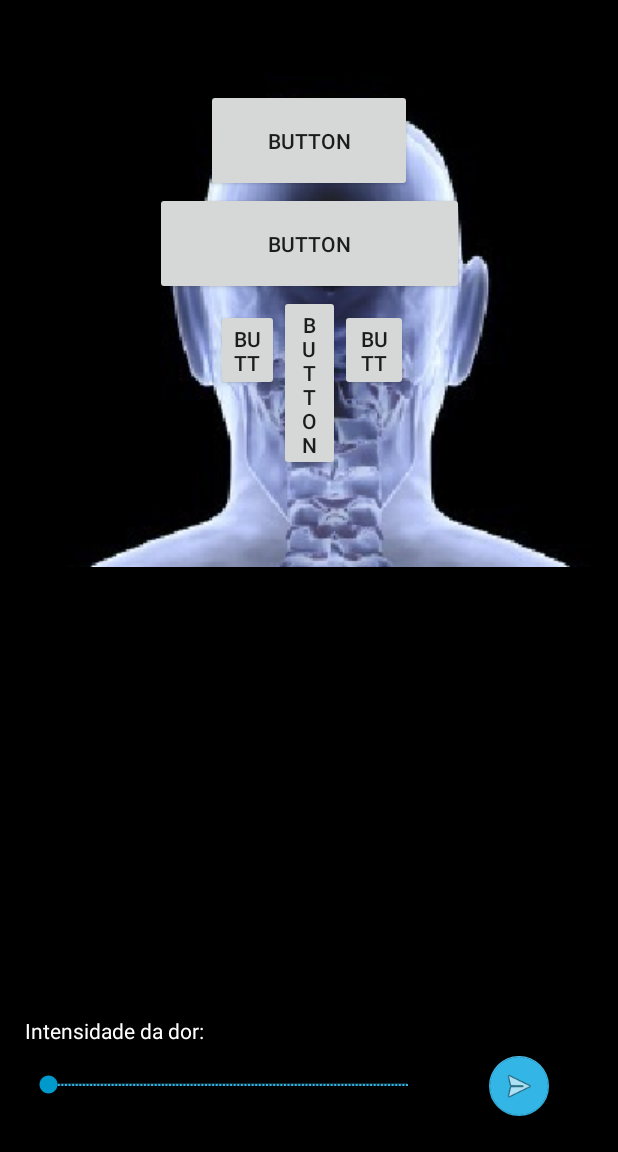
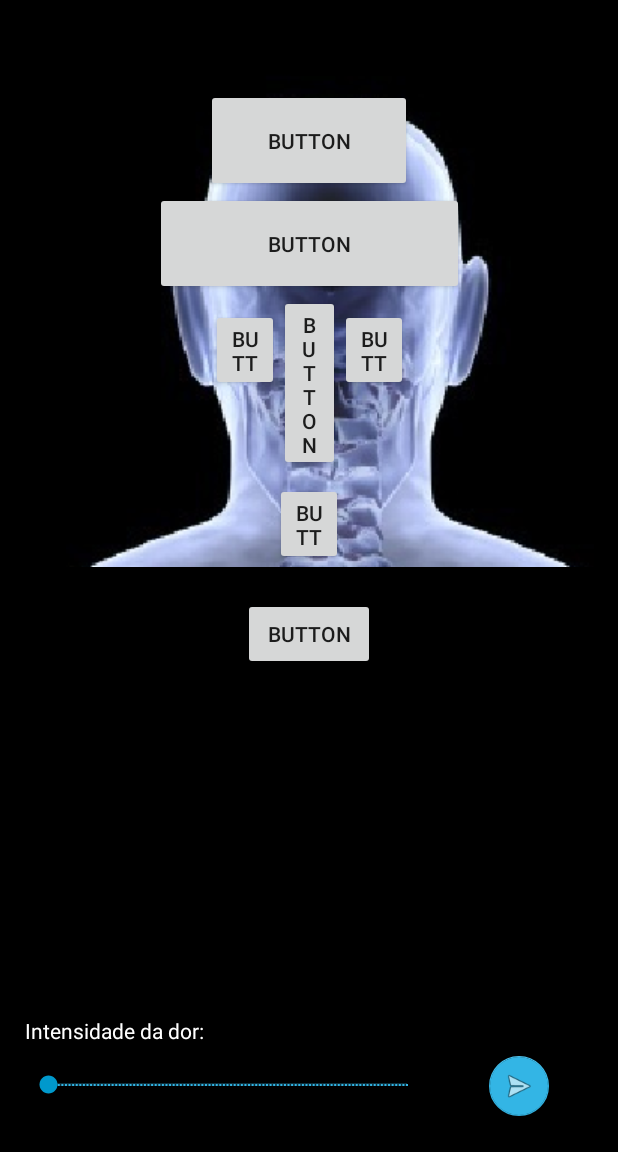
Before and after one commit to GabrielSilla/MyPain, an Android app: the HeadView screen opened directly, with no data from a screen before it, on a phone screen of 412 x 824 dp, the part 84-1236 px from its top. Run offline under Robolectric (Android 15) with nearby library versions, the phone set to English and light mode, and no system bars; 3 statements that could not run were skipped.

```diff
--- a/MyPain/MyPain/app/src/main/AndroidManifest.xml
+++ b/MyPain/MyPain/app/src/main/AndroidManifest.xml
@@ -29,7 +29,8 @@
             android:name=".Body_full"
             android:label="@string/title_activity_body_full"
             android:theme="@style/AppTheme.NoActionBar" />
-        <activity android:name=".BodyPartsView.HeadView"></activity>
+        <activity android:name=".BodyPartsView.HeadView" />
+        <activity android:name=".PatientRegister"></activity>
     </application>
 
 </manifest>
--- a/MyPain/MyPain/app/src/main/java/Resources/CreateDB.java
+++ b/MyPain/MyPain/app/src/main/java/Resources/CreateDB.java
@@ -22,6 +22,7 @@ public class CreateDB extends SQLiteOpenHelper{
     public static final String TITLE = "InjurieName";
 
     public static final String TABLE_PATIENT = "Patient";
+    public static final String PATIENT_CPF = "Cpf";
     public static final String PATIENT_NAME = "P_Name";
 
     public static final String TABLE_DIAG = "Diagnostic";
@@ -48,6 +49,7 @@ public class CreateDB extends SQLiteOpenHelper{
 
         String sql_patient = "CREATE TABLE " + TABLE_PATIENT + "("
                 + ID + " integer primary key autoincrement,"
+                + PATIENT_CPF + " text,"
                 + PATIENT_NAME + " text)";
         db.execSQL(sql_patient);
 
--- a/MyPain/MyPain/app/src/main/java/com/example/gabriel/mypain/BodyPartsView/HeadView.java
+++ b/MyPain/MyPain/app/src/main/java/com/example/gabriel/mypain/BodyPartsView/HeadView.java
@@ -65,7 +65,7 @@ public class HeadView extends AppCompatActivity {
         btn_lf_eye.setLayoutParams(params3);
 
         Button btn_rh_eye = (Button) findViewById(R.id.button_right_eye);
-        ViewGroup.LayoutParams params4 = btn_rh_eye.getLayoutParams();asdasd
+        ViewGroup.LayoutParams params4 = btn_rh_eye.getLayoutParams();
         params4.width = screenWidth / 9;
         params4.height = screenHeight / 15;
 
@@ -78,5 +78,19 @@ public class HeadView extends AppCompatActivity {
 
         btn_nose.setLayoutParams(params5);
 
+        Button btn_mouth = (Button) findViewById(R.id.button_mouth);
+        ViewGroup.LayoutParams params6 = btn_mouth.getLayoutParams();
+        params6.width = screenWidth / 9;
+        params6.height = screenHeight / 15;
+
+        btn_mouth.setLayoutParams(params6);
+
+        Button btn_neck = (Button) findViewById(R.id.button_neck);
+        ViewGroup.LayoutParams params7 = btn_nose.getLayoutParams();
+        params7.width = screenWidth / 10;
+        params7.height = screenHeight / 7;
+
+        btn_nose.setLayoutParams(params7);
+
     }
 }
--- a/MyPain/MyPain/app/src/main/res/layout/activity_head_view.xml
+++ b/MyPain/MyPain/app/src/main/res/layout/activity_head_view.xml
@@ -141,4 +141,28 @@
         app:layout_constraintRight_toRightOf="parent"
         app:layout_constraintTop_toBottomOf="@+id/button_forehead" />
 
+    <Button
+        android:id="@+id/button_mouth"
+        android:layout_width="wrap_content"
+        android:layout_height="wrap_content"
+        android:text="Button"
+        android:layout_marginRight="8dp"
+        app:layout_constraintRight_toRightOf="parent"
+        android:layout_marginLeft="8dp"
+        app:layout_constraintLeft_toLeftOf="parent"
+        android:layout_marginTop="8dp"
+        app:layout_constraintTop_toBottomOf="@+id/button_nose" />
+
+    <Button
+        android:id="@+id/button_neck"
+        android:layout_width="wrap_content"
+        android:layout_height="wrap_content"
+        android:layout_marginLeft="8dp"
+        android:layout_marginRight="8dp"
+        android:layout_marginTop="22dp"
+        android:text="Button"
+        app:layout_constraintLeft_toLeftOf="parent"
+        app:layout_constraintRight_toRightOf="parent"
+        app:layout_constraintTop_toBottomOf="@+id/button_mouth" />
+
 </android.support.constraint.ConstraintLayout>
```
Also changed, not shown: MyPain/MyPain/app/src/main/java/Controllers/DatabaseController.java (+22 -0 lines), MyPain/MyPain/app/src/main/java/com/example/gabriel/mypain/InitialScreen.java (+8 -0 lines), MyPain/MyPain/app/src/main/java/com/example/gabriel/mypain/PatientRegister.java (added, +50 -0 lines), MyPain/MyPain/app/src/main/res/layout-land/content_initial_screen2.xml (+5 -5 lines), MyPain/MyPain/app/src/main/res/layout/activity_patient_register.xml (added, +111 -0 lines), MyPain/MyPain/app/src/main/res/layout/content_initial_screen2.xml (+9 -9 lines).
